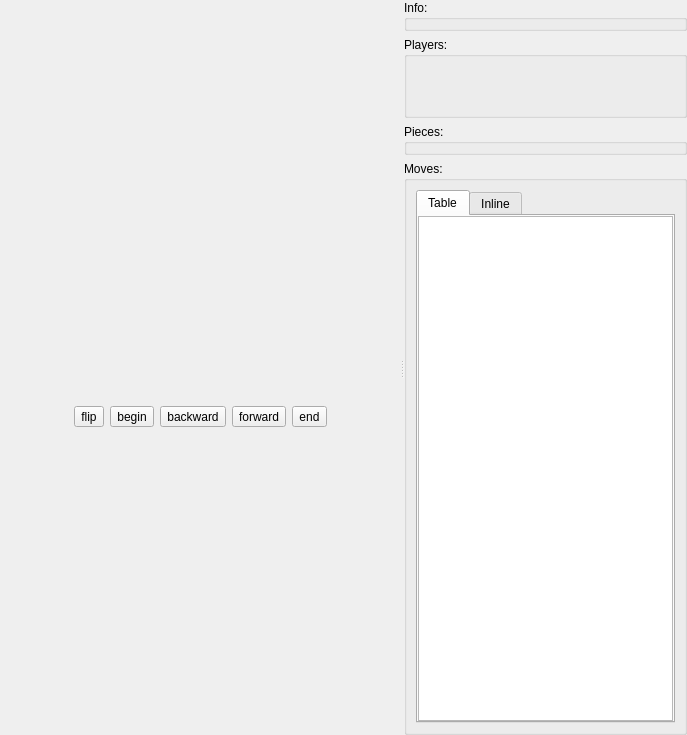
Before: the Qt Designer form src/ui/gameview.ui in manyoso/queensmate, drawn with Qt 5.
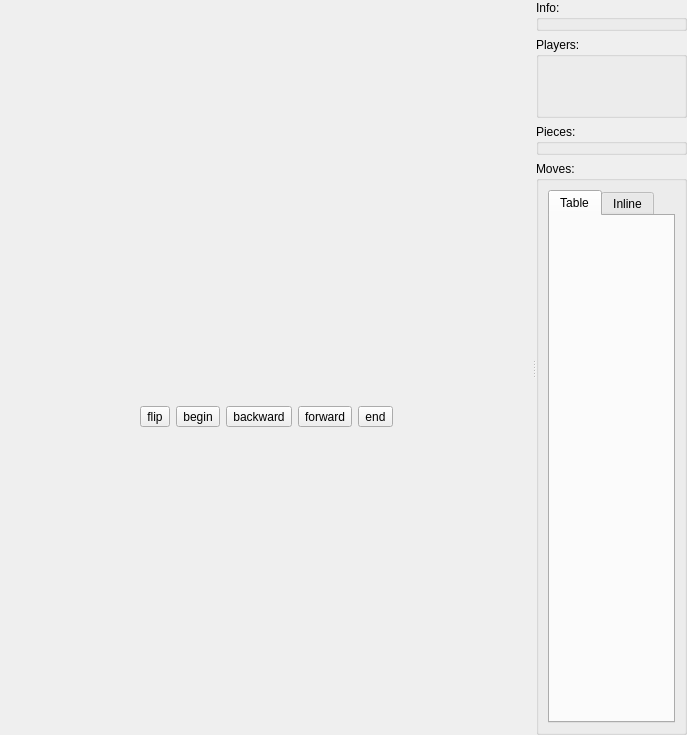
After: the same form once the commit is applied.

Commit message: * Change the foreground color of the current position in the game model/views.

```diff
--- a/src/ui/gameview.ui
+++ b/src/ui/gameview.ui
@@ -337,7 +337,7 @@
             <property name="currentIndex" >
              <number>0</number>
             </property>
-            <widget class="QTableView" name="ui_moveTable" >
+            <widget class="QWidget" name="ui_moveTable" >
              <property name="geometry" >
               <rect>
                <x>0</x>
@@ -346,18 +346,6 @@
                <height>487</height>
               </rect>
              </property>
-             <property name="sizePolicy" >
-              <sizepolicy vsizetype="Expanding" hsizetype="Expanding" >
-               <horstretch>0</horstretch>
-               <verstretch>1</verstretch>
-              </sizepolicy>
-             </property>
-             <property name="alternatingRowColors" >
-              <bool>true</bool>
-             </property>
-             <property name="sortingEnabled" >
-              <bool>false</bool>
-             </property>
              <attribute name="title" >
               <string>Table</string>
              </attribute>
```
The commit also changes 5 other files.
